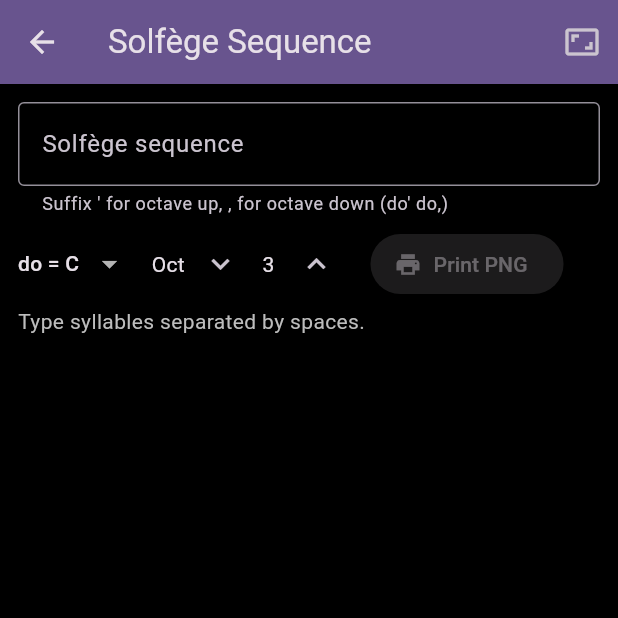
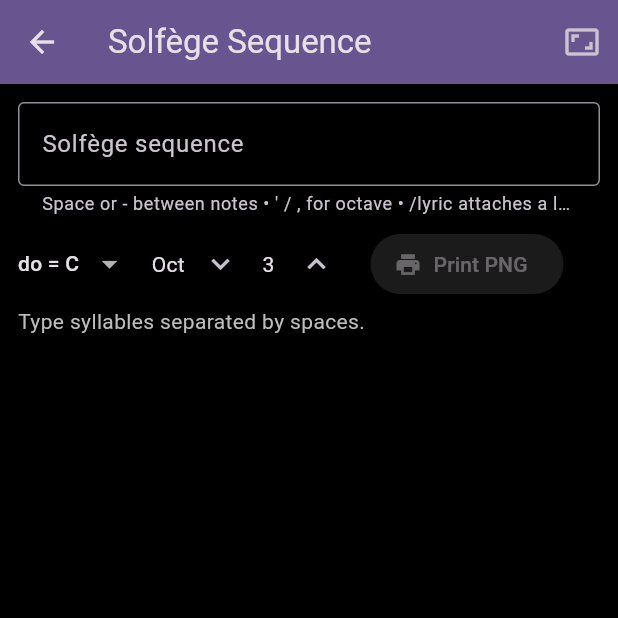
Before and after one commit to quocketman/holistic_ear_training_suite, a Flutter app: the SolfegeSequenceScreen screen opened directly, on a phone screen of 412 x 824 dp, the top half of it. Run offline on Flutter 3.47's test engine with Material 3 defaults, Android fonts, the phone set to English and light mode, and no system bars; our stand-ins replace flutter_svg, google_fonts, hive_flutter, just_audio, web; missing offline and left inert: dart:js_interop, flutter_soloud; accounts and stored records are empty.

Commit message:
Add lyric pairing to solfège sequence
Each token in the sequence input now accepts an optional /lyric suffix
(e.g. `do/Twin do/kle so/Twin so/kle`); the lyric is rendered in
Source Sans 3 directly below the associated hexagon, left-aligned to
the hex's left edge with tight padding. Hyphens (`-`) join space as
token separators so users can type runs like `do/Twin-do/kle`.

```diff
--- a/lib/screens/solfege_sequence_screen.dart
+++ b/lib/screens/solfege_sequence_screen.dart
@@ -145,9 +145,9 @@ class _SolfegeSequenceScreenState extends State<SolfegeSequenceScreen> {
                   decoration: const InputDecoration(
                     border: OutlineInputBorder(),
                     labelText: 'Solfège sequence',
-                    hintText: "e.g. do re mi fa sol la ti do'",
+                    hintText: "e.g. do/Twin do/kle so/Twin so/kle",
                     helperText:
-                        "Suffix ' for octave up, , for octave down (do' do,)",
+                        "Space or - between notes • ' / , for octave • /lyric attaches a lyric",
                   ),
                   textInputAction: TextInputAction.done,
                 ),
--- a/lib/utils/solfege_parser.dart
+++ b/lib/utils/solfege_parser.dart
@@ -1,10 +1,14 @@
-/// Parses a string of solfège syllables into a list of pitched notes.
+/// Parses a string of solfège syllables (and optional lyric pairings) into
+/// a list of pitched notes.
 ///
 /// Syntax:
-///   - Syllables separated by whitespace
+///   - Tokens separated by whitespace OR hyphen (`-`)
 ///   - Trailing `'` (apostrophe) raises octave by 1 each (e.g. `do'`, `do''`)
 ///   - Trailing `,` lowers octave by 1 each (e.g. `do,`, `do,,`)
-///   - Case-insensitive
+///   - Optional `/lyric` suffix attaches a lyric to the syllable
+///     (e.g. `do/twin re/kle`). The lyric is preserved verbatim, including
+///     case. Anything after the first `/` is the lyric.
+///   - Solfège portion is case-insensitive
 ///
 /// Recognised chromatic syllables (offset 0–11):
 ///   do(0) di/ra(1) re(2) ri/me(3) mi(4) fa(5) fi/se(6)
@@ -13,18 +17,21 @@ class SolfegeNote {
   final String syllable;
   final int chromaticOffset;
   final int octave;
+  final String? lyric;
 
   const SolfegeNote({
     required this.syllable,
     required this.chromaticOffset,
     required this.octave,
+    this.lyric,
   });
 
   /// Total chromatic position from base do (octave 0, offset 0).
   int get totalChromatic => chromaticOffset + octave * 12;
 
   @override
-  String toString() => '$syllable(off=$chromaticOffset, oct=$octave)';
+  String toString() =>
+      '$syllable(off=$chromaticOffset, oct=$octave${lyric == null ? '' : ', lyric=$lyric'})';
 }
 
 class SolfegeParseResult {
@@ -62,11 +69,24 @@ class SolfegeParser {
     final notes = <SolfegeNote>[];
     final unrecognized = <String>[];
 
-    final tokens = input.split(RegExp(r'\s+')).where((t) => t.isNotEmpty);
+    final tokens = input.split(RegExp(r'[\s\-]+')).where((t) => t.isNotEmpty);
 
     for (final raw in tokens) {
-      var token = raw.toLowerCase().trim();
-      if (token.isEmpty) continue;
+      // Split off optional lyric (everything after the first '/').
+      String solfPart = raw;
+      String? lyric;
+      final slash = raw.indexOf('/');
+      if (slash >= 0) {
+        solfPart = raw.substring(0, slash);
+        final rest = raw.substring(slash + 1);
+        if (rest.isNotEmpty) lyric = rest;
+      }
+
+      var token = solfPart.toLowerCase().trim();
+      if (token.isEmpty) {
+        unrecognized.add(raw);
+        continue;
+      }
 
       var octave = 0;
       while (token.endsWith("'")) {
@@ -87,6 +107,7 @@ class SolfegeParser {
         syllable: token,
         chromaticOffset: offset,
         octave: octave,
+        lyric: lyric,
       ));
     }
 
--- a/lib/widgets/solfege_sequence_canvas.dart
+++ b/lib/widgets/solfege_sequence_canvas.dart
@@ -1,4 +1,5 @@
 import 'package:flutter/material.dart';
+import 'package:google_fonts/google_fonts.dart';
 import '../models/enums.dart';
 import '../utils/solfege_parser.dart';
 import 'solfege_hex_token.dart';
@@ -54,6 +55,14 @@ class SolfegeSequenceCanvas extends StatelessWidget {
     final positions = _computePositions(canvas);
 
     final tokens = <Widget>[];
+    final lyrics = <Widget>[];
+    final lyricStyle = GoogleFonts.sourceSans3(
+      fontSize: tokenSize * 0.22,
+      fontWeight: FontWeight.w500,
+      color: Colors.white,
+      height: 1.0,
+    );
+
     for (var i = 0; i < notes.length; i++) {
       final n = notes[i];
       final p = positions[i];
@@ -71,8 +80,20 @@ class SolfegeSequenceCanvas extends StatelessWidget {
           onTapUp: onNoteUp == null ? null : () => onNoteUp!(i),
         ),
       ));
+
+      final lyric = n.lyric;
+      if (lyric != null && lyric.isNotEmpty) {
+        lyrics.add(Positioned(
+          left: p.dx - tokenSize / 2,
+          top: p.dy + tokenSize / 2 + 2,
+          child: IgnorePointer(
+            child: Text(lyric, style: lyricStyle, textAlign: TextAlign.left),
+          ),
+        ));
+      }
     }
-    return tokens;
+    // Render lyrics after tokens so they appear above any token edge.
+    return [...tokens, ...lyrics];
   }
 
   List<Offset> _computePositions(Size canvas) {
--- a/pubspec.yaml
+++ b/pubspec.yaml
@@ -27,6 +27,9 @@ dependencies:
   # SVG support for ToneToken graphics
   flutter_svg: ^2.0.9
 
+  # Google Fonts (Source Sans 3 / "Source Sans Pro" for sequence lyrics)
+  google_fonts: ^6.1.0
+
   # UI components
   cupertino_icons: ^1.0.6
 
```
Also changed, not shown: 1 other file.
